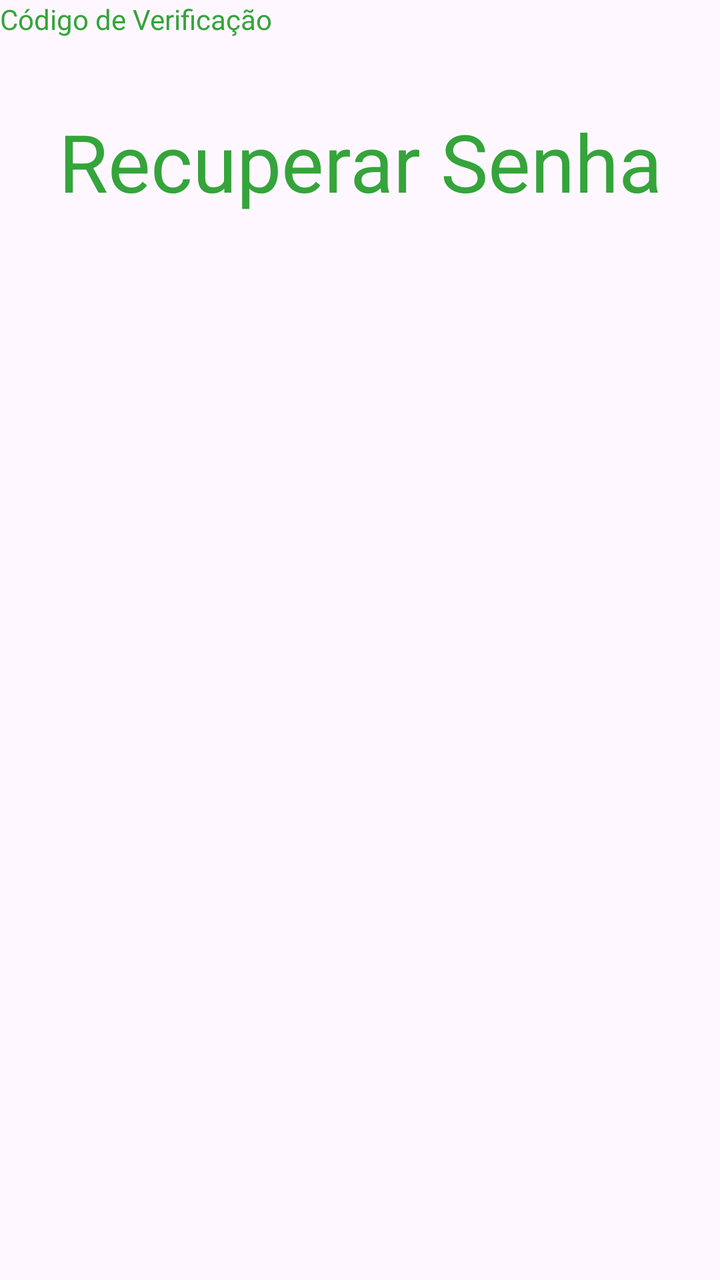
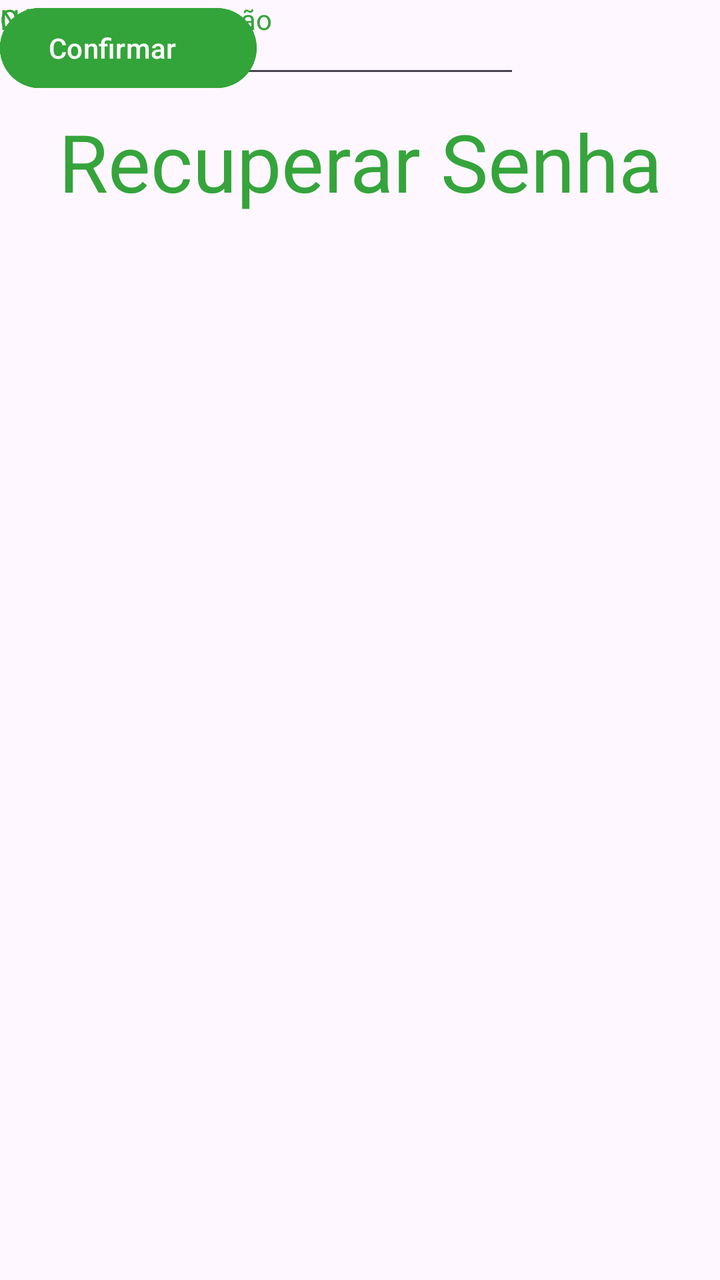

Screens rendered from an Android XML layout before and after an edit, with the pre-edit source and the edit as a unified diff.
<!-- AndroidManifest.xml: application theme Theme.Ditado -->
<!-- res/layout/fragment_reset_pass.xml -->
<?xml version="1.0" encoding="utf-8"?>
<androidx.constraintlayout.widget.ConstraintLayout xmlns:android="http://schemas.android.com/apk/res/android"
    xmlns:app="http://schemas.android.com/apk/res-auto"
    xmlns:tools="http://schemas.android.com/tools"
    android:id="@+id/main"
    android:layout_width="match_parent"
    android:layout_height="match_parent"
    tools:context=".ResetPassActivity">


    <TextView
        android:id="@+id/tituloLogin"
        android:layout_width="wrap_content"
        android:layout_height="wrap_content"
        android:layout_marginStart="156dp"
        android:layout_marginTop="54dp"
        android:layout_marginEnd="156dp"
        android:text="Recuperar Senha"
        android:textColor="@color/destaque"
        android:textSize="40sp"
        app:layout_constraintEnd_toEndOf="parent"
        app:layout_constraintStart_toStartOf="parent"
        app:layout_constraintTop_toTopOf="parent" />

    <TextView
        android:id="@+id/code"
        android:layout_width="wrap_content"
        android:layout_height="wrap_content"
        android:text="Código de Verificação"
        android:textColor="@color/destaque"
        tools:layout_editor_absoluteX="55dp"
        tools:layout_editor_absoluteY="225dp" />


</androidx.constraintlayout.widget.ConstraintLayout>
<!-- resources referenced by this layout -->
<resources>
  <color name="destaque">#FE34A43A</color>
  <style name="Theme.Ditado" parent="Base.Theme.Ditado" />
  <style name="Base.Theme.Ditado" parent="Theme.Material3.DayNight.NoActionBar">
          
          
      </style>
</resources>

<!-- the commit's change to res/layout/fragment_reset_pass.xml (unified diff, before → after) -->
@@ -28,8 +28,69 @@
         android:layout_height="wrap_content"
         android:text="Código de Verificação"
         android:textColor="@color/destaque"
+        android:layout_marginTop="159dp"
         tools:layout_editor_absoluteX="55dp"
-        tools:layout_editor_absoluteY="225dp" />
+        tools:layout_editor_absoluteY="191dp" />
+
+    <EditText
+        android:layout_width="260dp"
+        android:layout_height="44dp"
+        android:ems="10"
+        android:inputType="text"
+        tools:layout_editor_absoluteX="55dp"
+        tools:layout_editor_absoluteY="223dp" />
+
+    <TextView
+        android:id="@+id/novasenha"
+        android:layout_width="wrap_content"
+        android:layout_height="wrap_content"
+        android:text="Nova senha"
+        android:textColor="@color/destaque"
+        tools:layout_editor_absoluteX="55dp"
+        tools:layout_editor_absoluteY="293dp" />
+
+    <EditText
+        android:layout_width="260dp"
+        android:layout_height="44dp"
+        android:ems="10"
+        android:inputType="text"
+        tools:layout_editor_absoluteX="55dp"
+        tools:layout_editor_absoluteY="321dp" />
+
+    <TextView
+        android:id="@+id/novasenha"
+        android:layout_width="wrap_content"
+        android:layout_height="wrap_content"
+        android:text="Confirmar senha"
+        android:textColor="@color/destaque"
+        tools:layout_editor_absoluteX="55dp"
+        tools:layout_editor_absoluteY="391dp" />
+
+    <EditText
+        android:layout_width="260dp"
+        android:layout_height="44dp"
+        android:ems="10"
+        android:inputType="text"
+        tools:layout_editor_absoluteX="55dp"
+        tools:layout_editor_absoluteY="427dp" />
+
+    <Button
+        android:id="@+id/btnResetPass"
+        android:layout_width="wrap_content"
+        android:layout_height="wrap_content"
+        android:text="Novo código"
+        android:backgroundTint="@color/destaque"
+        tools:layout_editor_absoluteX="55dp"
+        tools:layout_editor_absoluteY="516dp" />
+
+    <Button
+        android:id="@+id/btnResetPass"
+        android:layout_width="wrap_content"
+        android:layout_height="wrap_content"
+        android:backgroundTint="@color/destaque"
+        android:text="Confirmar"
+        tools:layout_editor_absoluteX="212dp"
+        tools:layout_editor_absoluteY="516dp" />
 
 
 </androidx.constraintlayout.widget.ConstraintLayout>
